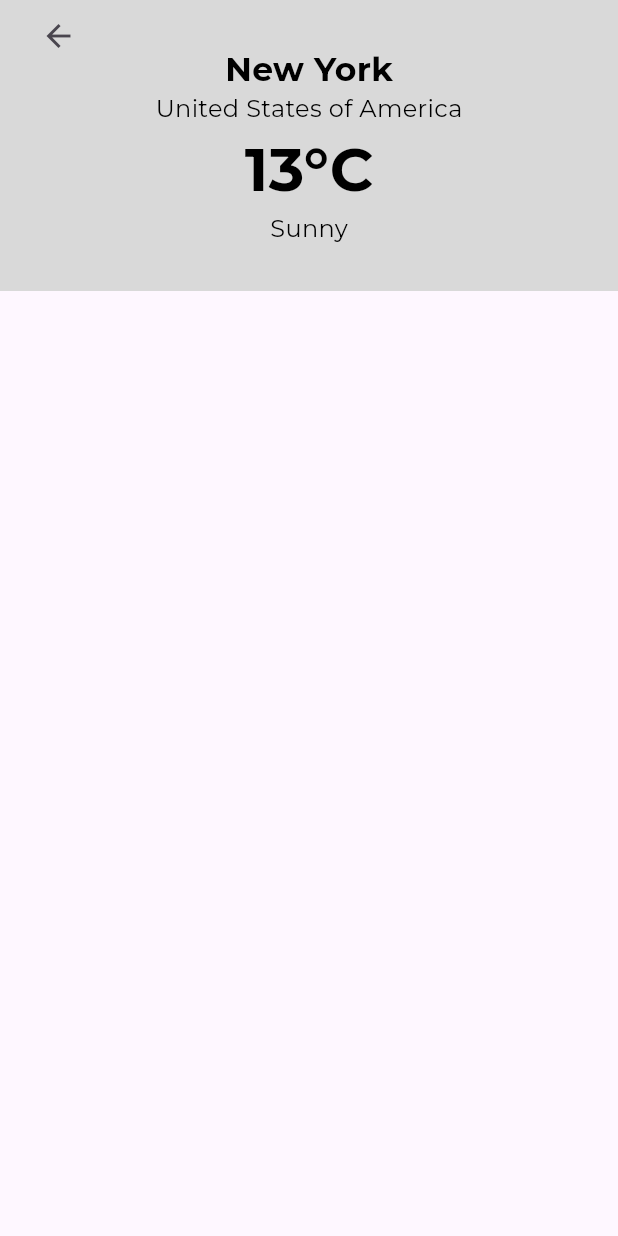
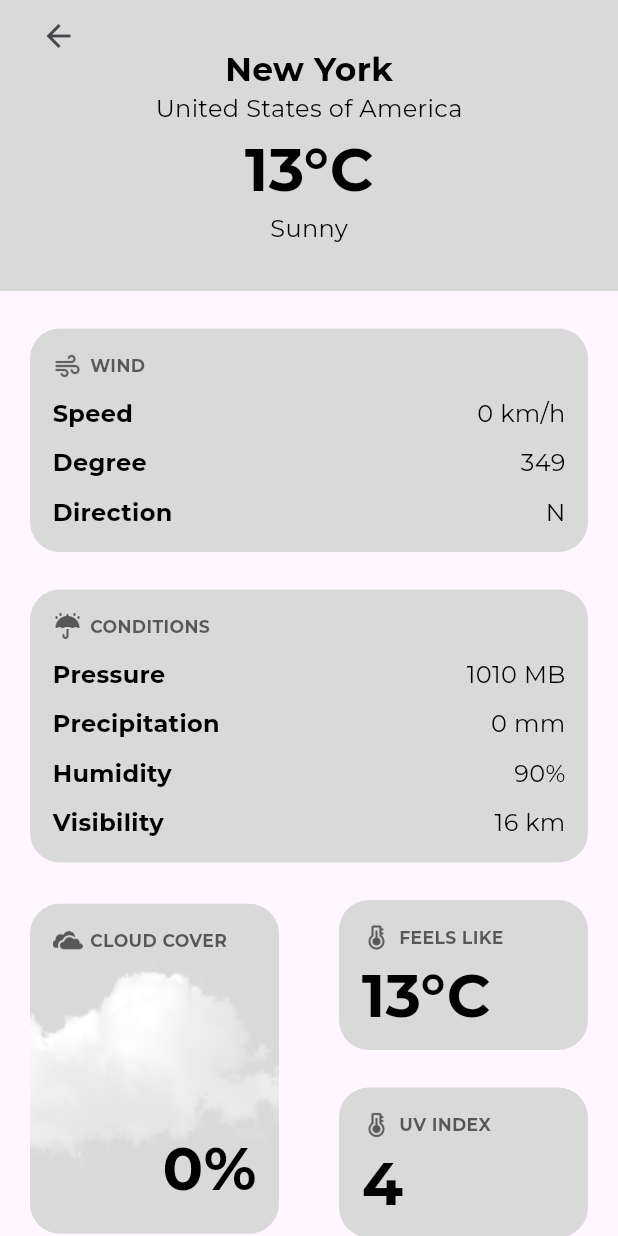
Before and after one commit to karimafas/weather_app, a Flutter app: the screen it shows after launch, after a tap on "New York", on a phone screen of 412 x 824 dp. Run offline on Flutter 3.47's test engine with Material 2 defaults, Android fonts, the phone set to English and light mode, and no system bars; drawn by our look-alikes of flutter_animate; our stand-ins replace auto_route, easy_localization, figma_squircle, google_fonts, logger.

Commit message:
complete ui implementation

```diff
--- /dev/null
+++ b/lib/common/styles/app_images.dart
@@ -0,0 +1,11 @@
+enum AppImages {
+  conditions,
+  cloud,
+  clouds,
+  share,
+  sun,
+  thermometer,
+  wind;
+
+  String get path => 'assets/images/$name.png';
+}
--- a/lib/features/details/view/screens/details_screen.dart
+++ b/lib/features/details/view/screens/details_screen.dart
@@ -1,6 +1,12 @@
 import 'package:auto_route/auto_route.dart';
+import 'package:easy_localization/easy_localization.dart';
 import 'package:flutter/material.dart';
+import 'package:weather_app/common/extensions/double.dart';
+import 'package:weather_app/common/styles/app_images.dart';
 import 'package:weather_app/features/details/view/widgets/details_header.dart';
+import 'package:weather_app/features/details/view/widgets/large_info_box.dart';
+import 'package:weather_app/features/details/view/widgets/small_info_box.dart';
+import 'package:weather_app/features/details/view/widgets/tall_info_box.dart';
 import 'package:weather_repository/weather_repository.dart';
 
 @RoutePage()
@@ -9,21 +15,79 @@ class DetailsScreen extends StatelessWidget {
 
   final ForecastResponse forecast;
 
+  CurrentForecast get current => forecast.current;
+  ForecastLocation get location => forecast.location;
+
   @override
   Widget build(BuildContext context) {
     return Scaffold(
-      body: SafeArea(
-        top: false,
-        child: SizedBox.expand(
-          child: ListView(padding: EdgeInsets.zero, children: <Widget>[
-            DetailsHeader(
-              city: forecast.location.name,
-              country: forecast.location.country,
-              temperature: forecast.current.temperature,
-              descriptions: forecast.current.weatherDescriptions,
-            )
-          ]),
-        ),
+      body: SizedBox.expand(
+        child: ListView(
+            padding: const EdgeInsets.only(bottom: 35),
+            children: <Widget>[
+              DetailsHeader(
+                city: location.name,
+                country: location.country,
+                temperature: current.temperature,
+                descriptions: current.weatherDescriptions,
+              ),
+              const SizedBox(height: 25),
+              LargeInfoBox(
+                  index: 1,
+                  iconPath: AppImages.wind.path,
+                  title: 'details.wind'.tr(),
+                  entries: <(String, String)>[
+                    ('details.speed'.tr(), '${current.windSpeed} km/h'),
+                    ('details.degree'.tr(), '${current.windDegree}'),
+                    ('details.direction'.tr(), current.windDirection),
+                  ]),
+              const SizedBox(height: 25),
+              LargeInfoBox(
+                  index: 2,
+                  iconPath: AppImages.conditions.path,
+                  title: 'details.conditions'.tr(),
+                  entries: <(String, String)>[
+                    ('details.pressure'.tr(), '${current.pressure} MB'),
+                    (
+                      'details.precipitation'.tr(),
+                      '${current.precipitation} mm'
+                    ),
+                    ('details.humidity'.tr(), '${current.humidity}%'),
+                    ('details.visibility'.tr(), '${current.visibility} km'),
+                  ]),
+              const SizedBox(height: 25),
+              Row(
+                children: <Widget>[
+                  Expanded(
+                    child: TallInfoBox(
+                      index: 3,
+                      imagePath: AppImages.cloud.path,
+                      iconPath: AppImages.clouds.path,
+                      title: 'details.cloud_cover'.tr(),
+                      value: '${current.cloudCover}%',
+                    ),
+                  ),
+                  Expanded(
+                      child: Column(
+                    children: <Widget>[
+                      SmallInfoBox(
+                        iconPath: AppImages.thermometer.path,
+                        title: 'details.feels_like'.tr(),
+                        value: current.feelsLike.formatTemperature(),
+                        index: 4,
+                      ),
+                      const SizedBox(height: 25),
+                      SmallInfoBox(
+                        iconPath: AppImages.thermometer.path,
+                        title: 'details.uv_index'.tr(),
+                        value: '${current.uvIndex}',
+                        index: 5,
+                      ),
+                    ],
+                  ))
+                ],
+              )
+            ]),
       ),
     );
   }
--- a/lib/features/details/view/widgets/details_header.dart
+++ b/lib/features/details/view/widgets/details_header.dart
@@ -34,6 +34,7 @@ class DetailsHeader extends StatelessWidget {
                 child: Column(
                   children: <Widget>[
                     SafeArea(
+                      bottom: false,
                       child: Text(
                         city,
                         style: AppFonts.header(),
@@ -59,6 +60,7 @@ class DetailsHeader extends StatelessWidget {
           ),
         ),
         SafeArea(
+          bottom: false,
             child: Padding(
           padding: const EdgeInsets.only(left: 15),
           child: BackButton(
--- /dev/null
+++ b/lib/features/details/view/widgets/icon_with_title.dart
@@ -0,0 +1,28 @@
+import 'package:flutter/material.dart';
+import 'package:weather_app/common/styles/app_fonts.dart';
+
+class IconWithTitle extends StatelessWidget {
+  const IconWithTitle({super.key, required this.iconPath, required this.title});
+
+  final String iconPath;
+  final String title;
+
+  @override
+  Widget build(BuildContext context) {
+    return Row(children: <Widget>[
+      Image.asset(iconPath, height: 20, color: Colors.black.withOpacity(0.6)),
+      const SizedBox(width: 5),
+      Flexible(
+        child: Text(
+          title.toUpperCase(),
+          maxLines: 1,
+          overflow: TextOverflow.ellipsis,
+          style: AppFonts.body(
+              fontWeight: FontWeight.bold,
+              fontSize: 11.5,
+              color: Colors.black.withOpacity(0.6)),
+        ),
+      )
+    ]);
+  }
+}
--- /dev/null
+++ b/lib/features/details/view/widgets/large_info_box.dart
@@ -0,0 +1,52 @@
+import 'package:flutter/material.dart';
+import 'package:flutter_animate/flutter_animate.dart';
+import 'package:weather_app/common/styles/app_colors.dart';
+import 'package:weather_app/common/styles/app_fonts.dart';
+import 'package:weather_app/common/styles/app_shapes.dart';
+import 'package:weather_app/features/details/view/widgets/icon_with_title.dart';
+
+class LargeInfoBox extends StatelessWidget {
+  const LargeInfoBox(
+      {super.key,
+      required this.iconPath,
+      required this.title,
+      required this.entries,
+      required this.index});
+
+  final String iconPath;
+  final String title;
+  final List<(String, String)> entries;
+  // Starts from 1, and it represents the multiplier that determines the fade in delay for the widget.
+  final int index;
+
+  @override
+  Widget build(BuildContext context) {
+    return Container(
+      margin: const EdgeInsets.symmetric(horizontal: 20),
+      padding: const EdgeInsets.all(15),
+      decoration: ShapeDecoration(
+        shape: AppShapes.smoothRectangle(),
+        color: AppColors.grey,
+      ),
+      width: double.infinity,
+      child: Column(children: <Widget>[
+        IconWithTitle(iconPath: iconPath, title: title),
+        ...entries.map(((String, String) entry) => Padding(
+              padding: const EdgeInsets.only(top: 10),
+              child: Row(
+                  mainAxisAlignment: MainAxisAlignment.spaceBetween,
+                  children: <Widget>[
+                    Text(
+                      entry.$1,
+                      style: AppFonts.body(fontWeight: FontWeight.bold),
+                    ),
+                    Text(
+                      entry.$2,
+                      style: AppFonts.body(),
+                    ),
+                  ]),
+            ))
+      ]),
+    ).animate(delay: (150 * index).ms).fadeIn(duration: 600.ms);
+  }
+}
--- /dev/null
+++ b/lib/features/details/view/widgets/small_info_box.dart
@@ -0,0 +1,42 @@
+import 'package:flutter/material.dart';
+import 'package:flutter_animate/flutter_animate.dart';
+import 'package:weather_app/common/styles/app_colors.dart';
+import 'package:weather_app/common/styles/app_fonts.dart';
+import 'package:weather_app/common/styles/app_shapes.dart';
+import 'package:weather_app/features/details/view/widgets/icon_with_title.dart';
+
+class SmallInfoBox extends StatelessWidget {
+  const SmallInfoBox(
+      {super.key,
+      required this.iconPath,
+      required this.title,
+      required this.value,
+      required this.index});
+
+  final String iconPath;
+  final String title;
+  final String value;
+  final int index;
+
+  @override
+  Widget build(BuildContext context) {
+    return Container(
+      margin: const EdgeInsets.symmetric(horizontal: 20),
+      padding: const EdgeInsets.only(top: 15, left: 15, right: 15, bottom: 8),
+      decoration: ShapeDecoration(
+        shape: AppShapes.smoothRectangle(),
+        color: AppColors.grey,
+      ),
+      width: double.infinity,
+      child: Column(
+          crossAxisAlignment: CrossAxisAlignment.start,
+          children: <Widget>[
+            IconWithTitle(iconPath: iconPath, title: title),
+            Text(
+              value,
+              style: AppFonts.header(fontSize: 40),
+            )
+          ]),
+    ).animate(delay: (150 * index).ms).fadeIn(duration: 600.ms);
+  }
+}
--- /dev/null
+++ b/lib/features/details/view/widgets/tall_info_box.dart
@@ -0,0 +1,55 @@
+import 'package:flutter/material.dart';
+import 'package:flutter_animate/flutter_animate.dart';
+import 'package:weather_app/common/styles/app_colors.dart';
+import 'package:weather_app/common/styles/app_fonts.dart';
+import 'package:weather_app/common/styles/app_shapes.dart';
+import 'package:weather_app/features/details/view/widgets/icon_with_title.dart';
+
+class TallInfoBox extends StatelessWidget {
+  const TallInfoBox(
+      {super.key,
+      required this.imagePath,
+      required this.iconPath,
+      required this.title,
+      required this.value,
+      required this.index});
+
+  final String imagePath;
+  final String iconPath;
+  final String title;
+  final String value;
+  final int index;
+
+  @override
+  Widget build(BuildContext context) {
+    return Container(
+      margin: const EdgeInsets.symmetric(horizontal: 20),
+      padding: const EdgeInsets.all(15),
+      height: 220,
+      decoration: ShapeDecoration(
+        color: AppColors.grey,
+        shape: AppShapes.smoothRectangle(),
+        image: DecorationImage(
+          image: AssetImage(imagePath),
+          scale: 1.5,
+        ),
+      ),
+      child: Column(
+          mainAxisAlignment: MainAxisAlignment.spaceBetween,
+          crossAxisAlignment: CrossAxisAlignment.start,
+          children: <Widget>[
+            IconWithTitle(iconPath: iconPath, title: title),
+            Row(
+              mainAxisAlignment: MainAxisAlignment.end,
+              children: <Widget>[
+                Text(
+                  value,
+                  textAlign: TextAlign.end,
+                  style: AppFonts.header(fontSize: 40),
+                ),
+              ],
+            )
+          ]),
+    ).animate(delay: (150 * index).ms).fadeIn(duration: 600.ms);
+  }
+}
--- a/lib/features/locations/view/screens/locations_screen.dart
+++ b/lib/features/locations/view/screens/locations_screen.dart
@@ -48,7 +48,7 @@ class LocationsScreen extends StatelessWidget {
               },
               city: response.location.name,
               country: response.location.country,
-              temperature: 12,
+              temperature: response.current.temperature,
             ),
           )
         ],
--- a/lib/main.dart
+++ b/lib/main.dart
@@ -1,9 +1,18 @@
+import 'package:easy_localization/easy_localization.dart';
 import 'package:flutter/material.dart';
 import 'package:google_fonts/google_fonts.dart';
 import 'package:weather_app/common/router/app_router.dart';
 
-void main() {
-  runApp(const App());
+Future<void> main() async {
+  WidgetsFlutterBinding.ensureInitialized();
+  await EasyLocalization.ensureInitialized();
+
+  const Locale englishLocale = Locale('en');
+  runApp(EasyLocalization(
+      supportedLocales: const <Locale>[englishLocale],
+      path: 'assets/translations',
+      fallbackLocale: englishLocale,
+      child: const App()));
 }
 
 class App extends StatefulWidget {
@@ -30,6 +39,9 @@ class _AppState extends State<App> {
       ),
       routerConfig: appRouter.config(),
       debugShowCheckedModeBanner: false,
+      localizationsDelegates: context.localizationDelegates,
+      supportedLocales: context.supportedLocales,
+      locale: context.locale,
     );
   }
 }
--- a/packages/weather_repository/lib/src/models/current_forecast.dart
+++ b/packages/weather_repository/lib/src/models/current_forecast.dart
@@ -41,7 +41,7 @@ class CurrentForecast {
   @JsonKey(name: 'precip')
   final int precipitation;
   @JsonKey(name: 'feelslike')
-  final int feelsLike;
+  final double feelsLike;
   @JsonKey(name: 'cloudcover')
   final int cloudCover;
 }
--- a/pubspec.yaml
+++ b/pubspec.yaml
@@ -9,6 +9,7 @@ environment:
 dependencies:
   auto_route: ^7.8.4
   cupertino_icons: ^1.0.2
+  easy_localization: ^3.0.3
   figma_squircle: ^0.5.3
   flutter:
     sdk: flutter
@@ -27,3 +28,6 @@ dev_dependencies:
 
 flutter:
   uses-material-design: true
+  assets:
+      - assets/images/
+      - assets/translations/
```
Also changed, not shown: assets/translations/en.json (added, +16 -0 lines), assets/images/cloud.png (added), assets/images/clouds.png (added), assets/images/conditions.png (added), assets/images/share.png (added), assets/images/sun.png (added), assets/images/thermometer.png (added), assets/images/wind.png (added), packages/weather_repository/lib/src/models/current_forecast.g.dart, pubspec.lock, 3 other files.
